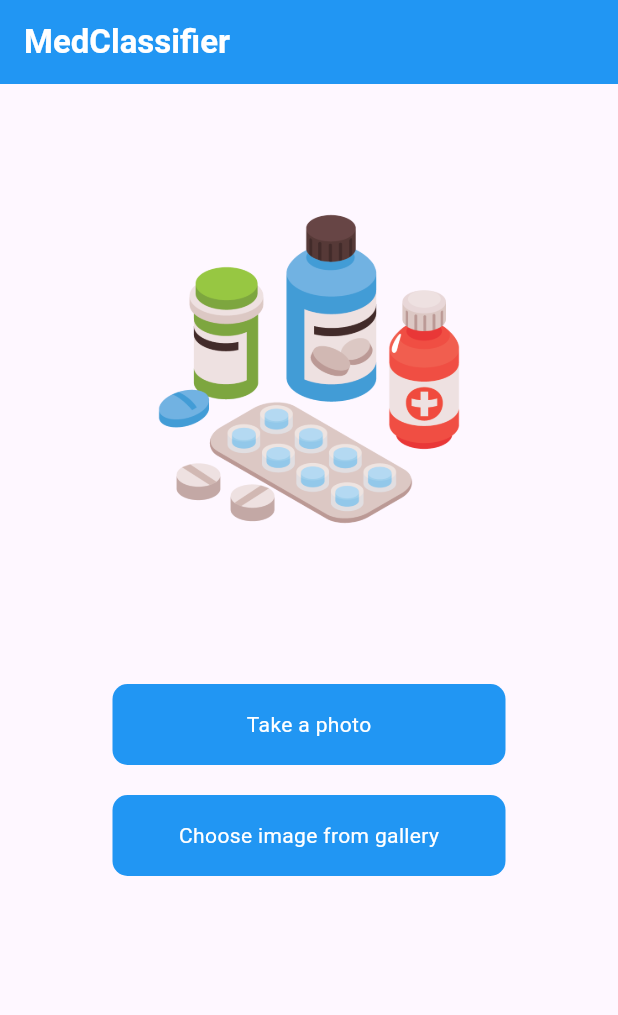
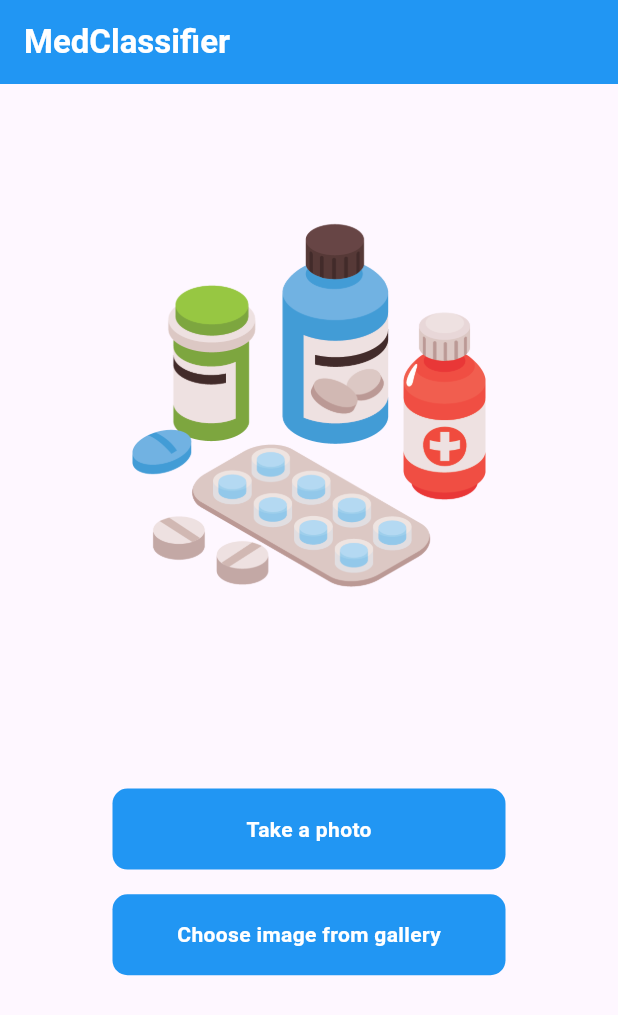
Before and after one commit to KanishaLiyanage/medicine-classification-flutter, a Flutter app: the screen it shows after launch, on a phone screen of 412 x 824 dp. Shown: the top 1015 px of the screen. Run offline on Flutter 3.47's test engine with Material 2 defaults, Android fonts, the light colour scheme and no system bars; our stand-ins replace image_picker; missing offline and left inert: tflite.

Commit message:
commit custom btn

```diff
--- a/lib/screens/home.dart
+++ b/lib/screens/home.dart
@@ -1,6 +1,7 @@
 import 'dart:io';
 
 import 'package:flutter/material.dart';
+import 'package:medicine_classification_app/widgets/custom_btn.dart';
 import 'package:tflite/tflite.dart';
 import 'package:image_picker/image_picker.dart';
 
@@ -79,6 +80,8 @@ class _HomeScreenState extends State<HomeScreen> {
 
   @override
   Widget build(BuildContext context) {
+    Size size = MediaQuery.of(context).size;
+
     return Scaffold(
       appBar: AppBar(
         title: Text(
@@ -91,87 +94,55 @@ class _HomeScreenState extends State<HomeScreen> {
         backgroundColor: Colors.blue,
       ),
       body: Column(
+        crossAxisAlignment: CrossAxisAlignment.center,
         children: [
           Center(
             child: _loading
                 ? Container(
-                    width: 280,
-                    padding: EdgeInsets.only(top: 50),
-                    child: Column(
-                      children: [
-                        Image.asset('assets/home_screen/meds.png'),
-                        SizedBox(height: 50),
-                      ],
+                    width: 0.8 * size.width,
+                    padding: EdgeInsets.only(
+                      top: 0.06 * size.height,
+                      bottom: 0.06 * size.height,
                     ),
+                    child: Image.asset('assets/home_screen/meds.png'),
                   )
                 : Container(
                     child: Column(
                       children: [
                         Container(
-                          height: 250,
+                          width: 0.8 * size.width,
+                          padding: EdgeInsets.only(
+                            top: 0.06 * size.height,
+                            bottom: 0.06 * size.height,
+                          ),
                           child: Image.file(_image),
                         ),
-                        SizedBox(height: 20),
-                        _output != null
-                            ? Text(
-                                '${_output[0]["label"]}',
-                                style: TextStyle(
-                                  color: Colors.black,
-                                  fontSize: 20,
-                                ),
-                              )
-                            : Container(),
+                        SizedBox(height: 0.02 * size.height),
+                        Text(
+                          '${_output[0]["label"]}',
+                          style: TextStyle(
+                            color: Colors.black,
+                            fontSize: 20,
+                            fontWeight: FontWeight.bold,
+                          ),
+                        ),
                       ],
                     ),
                   ),
           ),
-          SizedBox(height: 20),
+          SizedBox(height: 0.05 * size.height),
           Container(
-            width: MediaQuery.of(context).size.width,
+            width: size.width,
             child: Column(
               children: [
-                GestureDetector(
-                  onTap: PickFromCamera,
-                  child: Container(
-                    width: MediaQuery.of(context).size.width - 150,
-                    alignment: Alignment.center,
-                    padding: EdgeInsets.symmetric(
-                      horizontal: 24,
-                      vertical: 17,
-                    ),
-                    decoration: BoxDecoration(
-                      color: Colors.blue,
-                      borderRadius: BorderRadius.circular(10),
-                    ),
-                    child: Text(
-                      "Take a photo",
-                      style: TextStyle(
-                        color: Colors.white,
-                      ),
-                    ),
-                  ),
+                CustomButton(
+                  cameraFunc: PickFromCamera,
+                  text: "Take a photo",
                 ),
-                SizedBox(height: 20),
-                GestureDetector(
-                  onTap: PickFromGallery,
-                  child: Container(
-                    width: MediaQuery.of(context).size.width - 150,
-                    alignment: Alignment.center,
-                    padding: EdgeInsets.symmetric(
-                      horizontal: 24,
-                      vertical: 17,
-                    ),
-                    decoration: BoxDecoration(
-                      color: Colors.blue,
-                      borderRadius: BorderRadius.circular(10),
-                    ),
-                    child: Text(
-                      "Choose image from gallery",
-                      style: TextStyle(
-                        color: Colors.white,
-                      ),
-                    ),
-                  ),
+                SizedBox(height: 0.02 * size.height),
+                CustomButton(
+                  cameraFunc: PickFromGallery,
+                  text: "Choose image from gallery",
                 ),
               ],
             ),
--- /dev/null
+++ b/lib/widgets/custom_btn.dart
@@ -0,0 +1,39 @@
+import 'package:flutter/material.dart';
+
+class CustomButton extends StatelessWidget {
+  final VoidCallback cameraFunc;
+  String text;
+
+  CustomButton({
+    required this.text,
+    required this.cameraFunc,
+  });
+
+  @override
+  Widget build(BuildContext context) {
+    Size size = MediaQuery.of(context).size;
+
+    return GestureDetector(
+      onTap: cameraFunc,
+      child: Container(
+        width: size.width - 150,
+        alignment: Alignment.center,
+        padding: EdgeInsets.symmetric(
+          horizontal: 24,
+          vertical: 17,
+        ),
+        decoration: BoxDecoration(
+          color: Colors.blue,
+          borderRadius: BorderRadius.circular(10),
+        ),
+        child: Text(
+          text,
+          style: TextStyle(
+            color: Colors.white,
+            fontWeight: FontWeight.bold,
+          ),
+        ),
+      ),
+    );
+  }
+}
```
